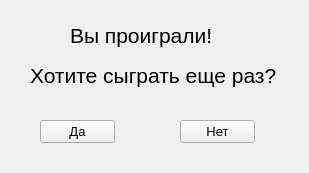
First picture: the form in Baratynskiy10813/source/GUI/ruslosewidget.ui, repository h31/ProgrammingCourseBackup, before the edit.
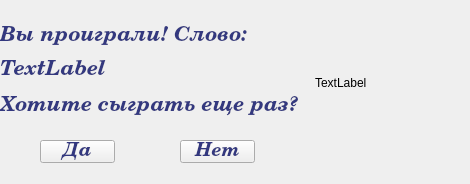
Second picture: the form after the edit.

```diff
--- a/Baratynskiy10813/source/GUI/ruslosewidget.ui
+++ b/Baratynskiy10813/source/GUI/ruslosewidget.ui
@@ -6,8 +6,8 @@
    <rect>
     <x>0</x>
     <y>0</y>
-    <width>309</width>
-    <height>173</height>
+    <width>470</width>
+    <height>184</height>
    </rect>
   </property>
   <property name="minimumSize">
@@ -18,8 +18,8 @@
   </property>
   <property name="maximumSize">
    <size>
-    <width>309</width>
-    <height>173</height>
+    <width>470</width>
+    <height>184</height>
    </size>
   </property>
   <property name="windowTitle">
@@ -29,15 +29,55 @@
    <property name="geometry">
     <rect>
      <x>40</x>
-     <y>120</y>
+     <y>140</y>
      <width>75</width>
      <height>23</height>
     </rect>
    </property>
+   <property name="palette">
+    <palette>
+     <active>
+      <colorrole role="ButtonText">
+       <brush brushstyle="SolidPattern">
+        <color alpha="255">
+         <red>51</red>
+         <green>56</green>
+         <blue>127</blue>
+        </color>
+       </brush>
+      </colorrole>
+     </active>
+     <inactive>
+      <colorrole role="ButtonText">
+       <brush brushstyle="SolidPattern">
+        <color alpha="255">
+         <red>51</red>
+         <green>56</green>
+         <blue>127</blue>
+        </color>
+       </brush>
+      </colorrole>
+     </inactive>
+     <disabled>
+      <colorrole role="ButtonText">
+       <brush brushstyle="SolidPattern">
+        <color alpha="255">
+         <red>120</red>
+         <green>120</green>
+         <blue>120</blue>
+        </color>
+       </brush>
+      </colorrole>
+     </disabled>
+    </palette>
+   </property>
    <property name="font">
     <font>
-     <family>Arial</family>
-     <pointsize>10</pointsize>
+     <family>Century Schoolbook</family>
+     <pointsize>14</pointsize>
+     <weight>75</weight>
+     <italic>true</italic>
+     <bold>true</bold>
     </font>
    </property>
    <property name="cursor">
@@ -51,15 +91,55 @@
    <property name="geometry">
     <rect>
      <x>180</x>
-     <y>120</y>
+     <y>140</y>
      <width>75</width>
      <height>23</height>
     </rect>
    </property>
+   <property name="palette">
+    <palette>
+     <active>
+      <colorrole role="ButtonText">
+       <brush brushstyle="SolidPattern">
+        <color alpha="255">
+         <red>51</red>
+         <green>56</green>
+         <blue>127</blue>
+        </color>
+       </brush>
+      </colorrole>
+     </active>
+     <inactive>
+      <colorrole role="ButtonText">
+       <brush brushstyle="SolidPattern">
+        <color alpha="255">
+         <red>51</red>
+         <green>56</green>
+         <blue>127</blue>
+        </color>
+       </brush>
+      </colorrole>
+     </inactive>
+     <disabled>
+      <colorrole role="ButtonText">
+       <brush brushstyle="SolidPattern">
+        <color alpha="255">
+         <red>120</red>
+         <green>120</green>
+         <blue>120</blue>
+        </color>
+       </brush>
+      </colorrole>
+     </disabled>
+    </palette>
+   </property>
    <property name="font">
     <font>
-     <family>Arial</family>
-     <pointsize>10</pointsize>
+     <family>Century Schoolbook</family>
+     <pointsize>14</pointsize>
+     <weight>75</weight>
+     <italic>true</italic>
+     <bold>true</bold>
     </font>
    </property>
    <property name="cursor">
@@ -72,41 +152,193 @@
   <widget class="QLabel" name="label">
    <property name="geometry">
     <rect>
-     <x>70</x>
+     <x>0</x>
      <y>20</y>
-     <width>191</width>
-     <height>31</height>
-    </rect>
-   </property>
-   <property name="font">
-    <font>
-     <family>Arial</family>
-     <pointsize>16</pointsize>
-    </font>
-   </property>
-   <property name="text">
-    <string>Вы проиграли!</string>
-   </property>
-  </widget>
-  <widget class="QLabel" name="label_2">
-   <property name="geometry">
-    <rect>
-     <x>30</x>
-     <y>60</y>
      <width>271</width>
      <height>31</height>
     </rect>
    </property>
+   <property name="palette">
+    <palette>
+     <active>
+      <colorrole role="WindowText">
+       <brush brushstyle="SolidPattern">
+        <color alpha="255">
+         <red>51</red>
+         <green>56</green>
+         <blue>127</blue>
+        </color>
+       </brush>
+      </colorrole>
+     </active>
+     <inactive>
+      <colorrole role="WindowText">
+       <brush brushstyle="SolidPattern">
+        <color alpha="255">
+         <red>51</red>
+         <green>56</green>
+         <blue>127</blue>
+        </color>
+       </brush>
+      </colorrole>
+     </inactive>
+     <disabled>
+      <colorrole role="WindowText">
+       <brush brushstyle="SolidPattern">
+        <color alpha="255">
+         <red>120</red>
+         <green>120</green>
+         <blue>120</blue>
+        </color>
+       </brush>
+      </colorrole>
+     </disabled>
+    </palette>
+   </property>
    <property name="font">
     <font>
-     <family>Arial</family>
+     <family>Century Schoolbook</family>
      <pointsize>16</pointsize>
+     <weight>75</weight>
+     <italic>true</italic>
+     <bold>true</bold>
+    </font>
+   </property>
+   <property name="text">
+    <string>Вы проиграли! Слово:</string>
+   </property>
+  </widget>
+  <widget class="QLabel" name="label_2">
+   <property name="geometry">
+    <rect>
+     <x>0</x>
+     <y>90</y>
+     <width>311</width>
+     <height>31</height>
+    </rect>
+   </property>
+   <property name="palette">
+    <palette>
+     <active>
+      <colorrole role="WindowText">
+       <brush brushstyle="SolidPattern">
+        <color alpha="255">
+         <red>51</red>
+         <green>56</green>
+         <blue>127</blue>
+        </color>
+       </brush>
+      </colorrole>
+     </active>
+     <inactive>
+      <colorrole role="WindowText">
+       <brush brushstyle="SolidPattern">
+        <color alpha="255">
+         <red>51</red>
+         <green>56</green>
+         <blue>127</blue>
+        </color>
+       </brush>
+      </colorrole>
+     </inactive>
+     <disabled>
+      <colorrole role="WindowText">
+       <brush brushstyle="SolidPattern">
+        <color alpha="255">
+         <red>120</red>
+         <green>120</green>
+         <blue>120</blue>
+        </color>
+       </brush>
+      </colorrole>
+     </disabled>
+    </palette>
+   </property>
+   <property name="font">
+    <font>
+     <family>Century Schoolbook</family>
+     <pointsize>16</pointsize>
+     <weight>75</weight>
+     <italic>true</italic>
+     <bold>true</bold>
     </font>
    </property>
    <property name="text">
     <string>Хотите сыграть еще раз?</string>
    </property>
   </widget>
+  <widget class="QLabel" name="label_3">
+   <property name="geometry">
+    <rect>
+     <x>0</x>
+     <y>60</y>
+     <width>251</width>
+     <height>20</height>
+    </rect>
+   </property>
+   <property name="palette">
+    <palette>
+     <active>
+      <colorrole role="WindowText">
+       <brush brushstyle="SolidPattern">
+        <color alpha="255">
+         <red>51</red>
+         <green>56</green>
+         <blue>127</blue>
+        </color>
+       </brush>
+      </colorrole>
+     </active>
+     <inactive>
+      <colorrole role="WindowText">
+       <brush brushstyle="SolidPattern">
+        <color alpha="255">
+         <red>51</red>
+         <green>56</green>
+         <blue>127</blue>
+        </color>
+       </brush>
+      </colorrole>
+     </inactive>
+     <disabled>
+      <colorrole role="WindowText">
+       <brush brushstyle="SolidPattern">
+        <color alpha="255">
+         <red>120</red>
+         <green>120</green>
+         <blue>120</blue>
+        </color>
+       </brush>
+      </colorrole>
+     </disabled>
+    </palette>
+   </property>
+   <property name="font">
+    <font>
+     <family>Century Schoolbook</family>
+     <pointsize>16</pointsize>
+     <weight>75</weight>
+     <italic>true</italic>
+     <bold>true</bold>
+    </font>
+   </property>
+   <property name="text">
+    <string>TextLabel</string>
+   </property>
+  </widget>
+  <widget class="QLabel" name="label_4">
+   <property name="geometry">
+    <rect>
+     <x>315</x>
+     <y>2</y>
+     <width>141</width>
+     <height>161</height>
+    </rect>
+   </property>
+   <property name="text">
+    <string>TextLabel</string>
+   </property>
+  </widget>
  </widget>
  <resources/>
  <connections>
```
